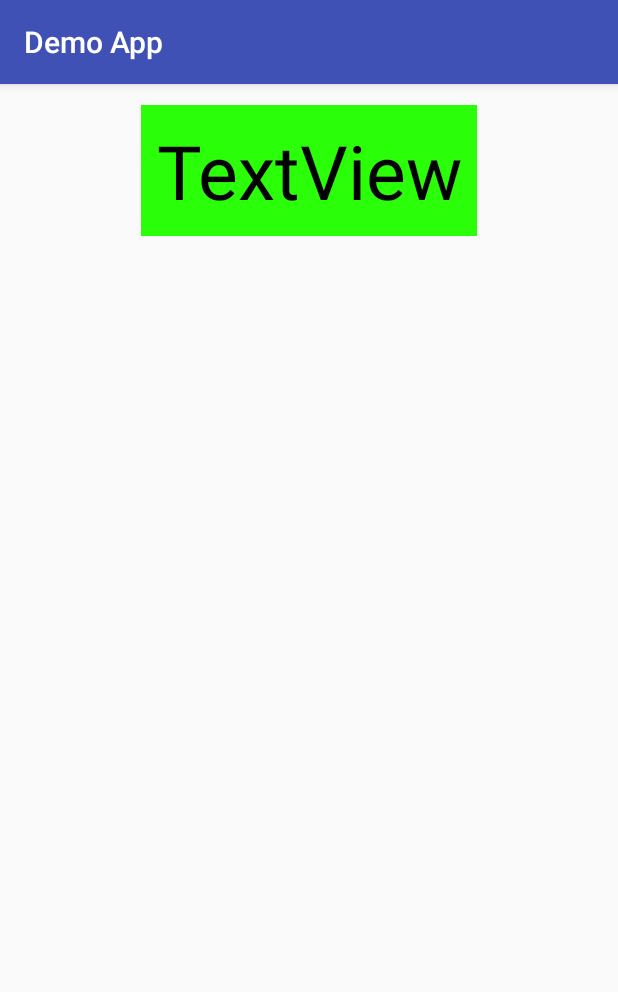
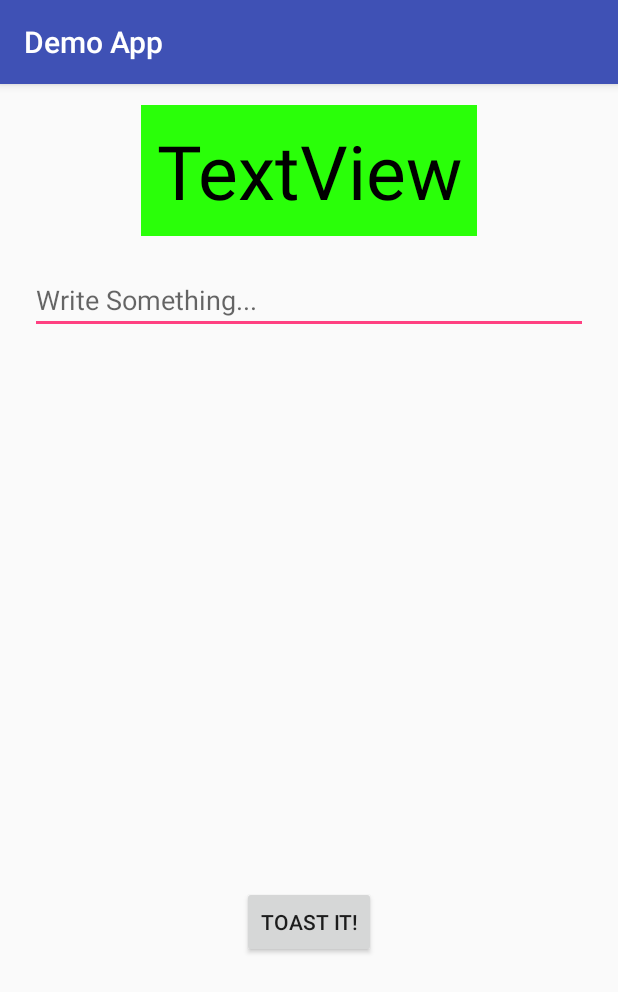
Before and after one commit to ramonjija/Estudo-Android, an Android app: the screen it shows after launch (MainActivity), on a phone screen of 412 x 824 dp. Shown: the top 992 px of the screen. Run offline under Robolectric (Android 15) with nearby library versions, the phone set to English and light mode, and no system bars.

Commit message:
Continuação a introdução Toast

```diff
--- a/DemoApp/app/src/main/java/com/ramonsilva/demoapp/MainActivity.java
+++ b/DemoApp/app/src/main/java/com/ramonsilva/demoapp/MainActivity.java
@@ -2,8 +2,21 @@ package com.ramonsilva.demoapp;
 
 import android.support.v7.app.AppCompatActivity;
 import android.os.Bundle;
+import android.util.Log;
+import android.view.View;
+import android.widget.EditText;
+import android.widget.Toast;
 
 public class MainActivity extends AppCompatActivity {
+
+    public void showInfo(View view) {
+        EditText myEditText = findViewById(R.id.idTxtViewMyTxt);
+        String myText = myEditText.getText().toString();
+        if(myText.length() > 0)
+            Toast.makeText(MainActivity.this, myText, Toast.LENGTH_LONG).show();
+
+        Log.i("ButtonClick","My button was clicked!");
+    }
 
     @Override
     protected void onCreate(Bundle savedInstanceState) {
--- a/DemoApp/app/src/main/res/layout/activity_main.xml
+++ b/DemoApp/app/src/main/res/layout/activity_main.xml
@@ -7,7 +7,7 @@
     tools:context=".MainActivity">
 
     <TextView
-        android:id="@+id/textView"
+        android:id="@+id/idTxtViewTitle"
         android:layout_width="wrap_content"
         android:layout_height="wrap_content"
         android:layout_alignParentTop="true"
@@ -21,5 +21,29 @@
         android:textColor="@android:color/black"
         android:textSize="50sp"
         android:typeface="normal"
-        tools:text="My Great App" />
+        tools:text="My Great APP!" />
+
+    <Button
+        android:id="@+id/button"
+        android:layout_width="wrap_content"
+        android:layout_height="wrap_content"
+        android:layout_alignParentBottom="true"
+        android:layout_centerHorizontal="true"
+        android:layout_marginBottom="185dp"
+        android:onClick="showInfo"
+        android:text="Toast It!" />
+
+    <EditText
+        android:id="@+id/idTxtViewMyTxt"
+        android:layout_width="match_parent"
+        android:layout_height="wrap_content"
+        android:layout_below="@+id/idTxtViewTitle"
+        android:layout_centerHorizontal="true"
+        android:layout_marginLeft="20dp"
+        android:layout_marginRight="20dp"
+        android:layout_marginTop="20dp"
+        android:ems="10"
+        android:hint="Write Something..."
+        android:inputType="textPersonName" />
+
 </RelativeLayout>
```
